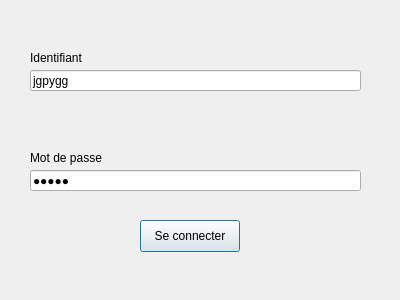
Qt form Login.ui (mahaut231/Projet-POA) before a commit.
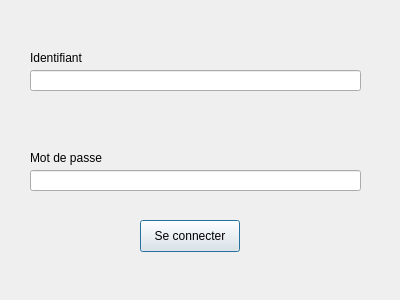
The same form after that commit.

The edit to the form file:
```diff
--- a/Login.ui
+++ b/Login.ui
@@ -23,7 +23,7 @@
     </rect>
    </property>
    <property name="text">
-    <string>jgpygg</string>
+    <string/>
    </property>
   </widget>
   <widget class="QLineEdit" name="passwordText">
@@ -36,7 +36,7 @@
     </rect>
    </property>
    <property name="text">
-    <string>oiigo</string>
+    <string/>
    </property>
    <property name="echoMode">
     <enum>QLineEdit::EchoMode::Password</enum>
```
